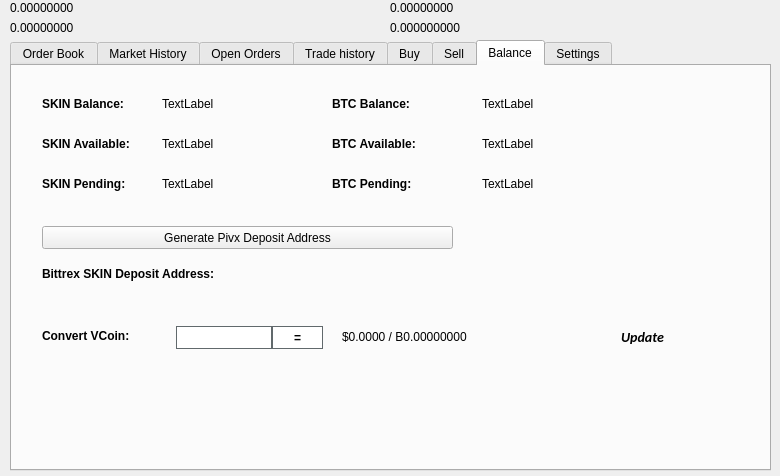
SkinXXX/skinxxx, file src/qt/forms/tradingdialog.ui: the form before one commit.
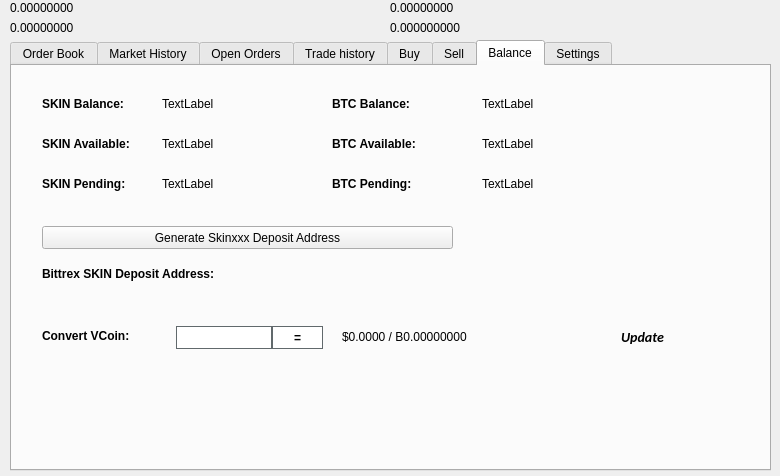
The form after the commit. The open tabs and pages were chosen to show the change. Icons and pictures are not drawn.

```diff
--- a/src/qt/forms/tradingdialog.ui
+++ b/src/qt/forms/tradingdialog.ui
@@ -2941,7 +2941,7 @@
       </rect>
      </property>
      <property name="text">
-      <string>Generate Pivx Deposit Address</string>
+      <string>Generate Skinxxx Deposit Address</string>
      </property>
      <property name="icon">
       <iconset resource="../skin.qrc">
```
Left out of the diff: 2 changed lines with no effect on the pictures.
